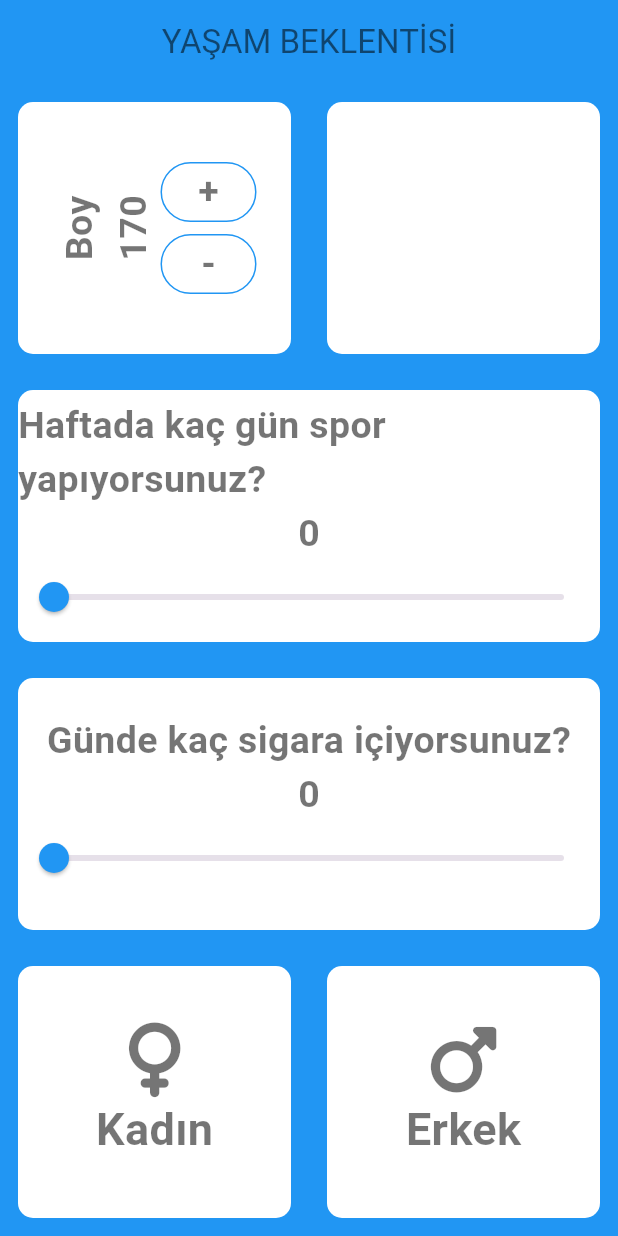
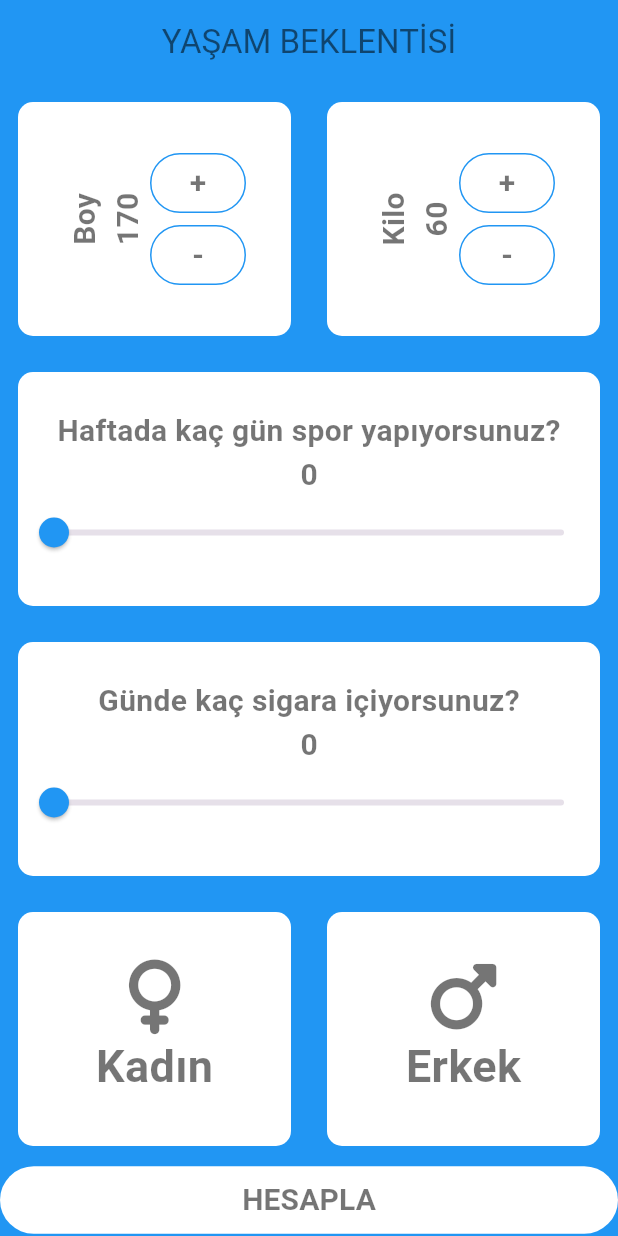
Before and after one commit to NazifeAtmaca25/FlutterProject, a Flutter app: the screen it shows after launch, on a phone screen of 412 x 824 dp. Run offline on Flutter 3.47's test engine with Material 3 defaults, Android fonts, the phone set to English and light mode, and no system bars; our stand-ins replace audioplayers, font_awesome_flutter.

Commit message:
Uygulama tamamlanmıştır.

```diff
--- a/life_expectancy/lib/input_page.dart
+++ b/life_expectancy/lib/input_page.dart
@@ -1,5 +1,7 @@
 import 'package:flutter/material.dart';
 import 'package:font_awesome_flutter/font_awesome_flutter.dart';
+import 'package:life_expectancy/result_page.dart';
+import 'package:life_expectancy/user_data.dart';
 import 'package:life_expectancy/widgets.dart';
 
 class InputPage extends StatefulWidget {
@@ -12,6 +14,7 @@ class _InputPageState extends State<InputPage> {
   double icilenSigara = 0.0;
   double yapilanSpor = 0.0;
   int boy = 170;
+  int kilo = 60;
   @override
   Widget build(BuildContext context) {
     return Scaffold(
@@ -30,56 +33,12 @@ class _InputPageState extends State<InputPage> {
               children: [
                 Expanded(
                     child: MyContainer(
-                  child: Row(
-                    mainAxisAlignment: MainAxisAlignment.center,
-                    children: [
-                      RotatedBox(
-                          quarterTurns: -1,
-                          child: Text(
-                            "Boy",
-                            style: kMetinStili,
-                          )),
-                      RotatedBox(
-                          quarterTurns: -1,
-                          child: Text(
-                            boy.toString(),
-                            style: kMetinStili,
-                          )),
-                      Column(
-                        mainAxisAlignment: MainAxisAlignment.center,
-                        children: [
-                          OutlinedButton(
-                            onPressed: () {
-                              setState(() {
-                                boy++;
-                              });
-                            },
-                            child: Text(
-                              "+",
-                              style: kMetinStili,
-                            ),
-                            style: OutlinedButton.styleFrom(
-                                side: BorderSide(color: Colors.blue)),
-                          ),
-                          OutlinedButton(
-                            onPressed: () {
-                              setState(() {
-                                boy--;
-                              });
-                            },
-                            child: Text(
-                              "-",
-                              style: kMetinStili,
-                            ),
-                            style: OutlinedButton.styleFrom(
-                                side: BorderSide(color: Colors.blue)),
-                          ),
-                        ],
-                      )
-                    ],
-                  ),
+                  child: buildRowOutLineButton("Boy"),
                 )),
-                Expanded(child: MyContainer()),
+                Expanded(
+                    child: MyContainer(
+                  child: buildRowOutLineButton("Kilo"),
+                )),
               ],
             ),
           ),
@@ -162,8 +121,76 @@ class _InputPageState extends State<InputPage> {
               ],
             ),
           ),
+          TextButton(
+              style: TextButton.styleFrom(backgroundColor: Colors.white),
+              onPressed: () {
+                Navigator.push(
+                    context,
+                    MaterialPageRoute(
+                        builder: (context) => ResultPage(UserData(
+                            cinsiyetSecimi: cinsiyetSecimi,
+                            icilenSigara: icilenSigara,
+                            yapilanSpor: yapilanSpor,
+                            boy: boy,
+                            kilo: kilo))));
+              },
+              child: Text(
+                "HESAPLA",
+                style: kMetinStili,
+              ))
         ],
       ),
     );
   }
+
+  Row buildRowOutLineButton(String label) {
+    return Row(
+      mainAxisAlignment: MainAxisAlignment.center,
+      children: [
+        RotatedBox(
+            quarterTurns: -1,
+            child: Text(
+              label,
+              style: kMetinStili,
+            )),
+        RotatedBox(
+            quarterTurns: -1,
+            child: Text(
+              label == "Boy" ? boy.toString() : kilo.toString(),
+              style: kMetinStili,
+            )),
+        Column(
+          mainAxisAlignment: MainAxisAlignment.center,
+          children: [
+            OutlinedButton(
+              onPressed: () {
+                setState(() {
+                  label == "Boy" ? boy++ : kilo++;
+                });
+              },
+              child: Text(
+                "+",
+                style: kMetinStili,
+              ),
+              style: OutlinedButton.styleFrom(
+                  side: BorderSide(color: Colors.blue)),
+            ),
+            OutlinedButton(
+              onPressed: () {
+                setState(() {
+                  label == "Boy" ? boy-- : kilo--;
+                });
+              },
+              child: Text(
+                "-",
+                style: kMetinStili,
+              ),
+              style: OutlinedButton.styleFrom(
+                  side: BorderSide(color: Colors.blue)),
+            ),
+          ],
+        )
+      ],
+    );
+  }
 }
--- /dev/null
+++ b/life_expectancy/lib/user_data.dart
@@ -0,0 +1,14 @@
+class UserData {
+  String cinsiyetSecimi;
+  double icilenSigara;
+  double yapilanSpor;
+  int boy;
+  int kilo;
+
+  UserData(
+      {required this.cinsiyetSecimi,
+      required this.icilenSigara,
+      required this.yapilanSpor,
+      required this.boy,
+      required this.kilo});
+}
--- a/life_expectancy/lib/widgets.dart
+++ b/life_expectancy/lib/widgets.dart
@@ -52,4 +52,4 @@ class MyContainer extends StatelessWidget {
 }
 
 TextStyle kMetinStili =
-    TextStyle(fontSize: 25, color: Colors.black54, fontWeight: FontWeight.bold);
+    TextStyle(fontSize: 20, color: Colors.black54, fontWeight: FontWeight.bold);
```
Also changed, not shown: life_expectancy/lib/hesaplama.dart (added, +17 -0 lines), life_expectancy/lib/result_page.dart (added, +41 -0 lines).
